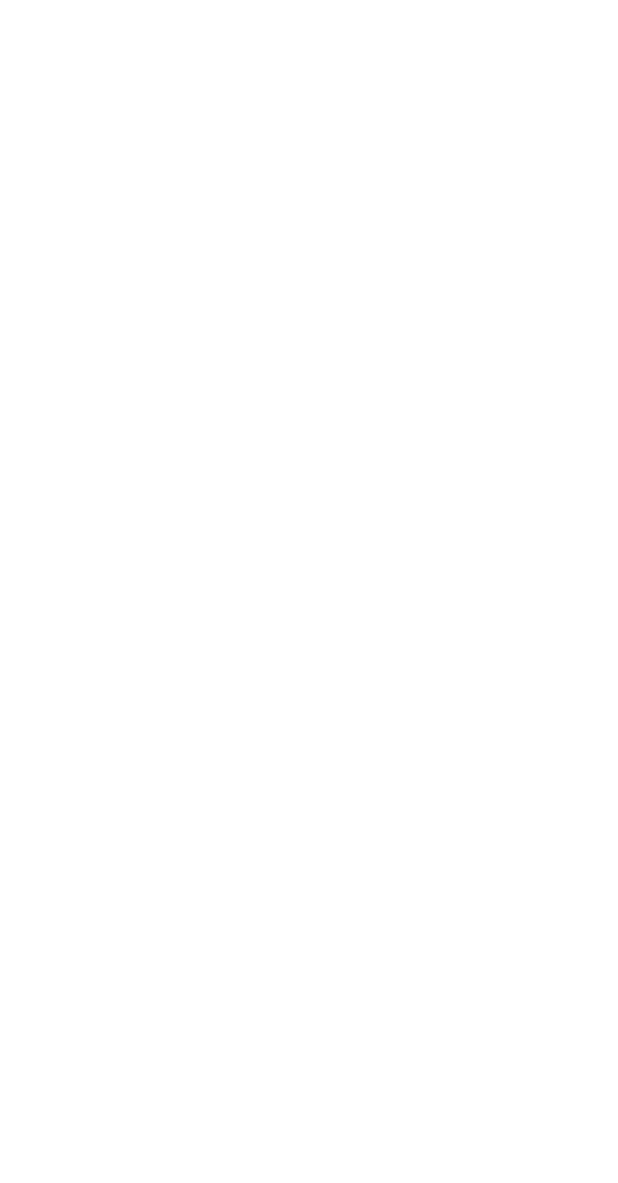
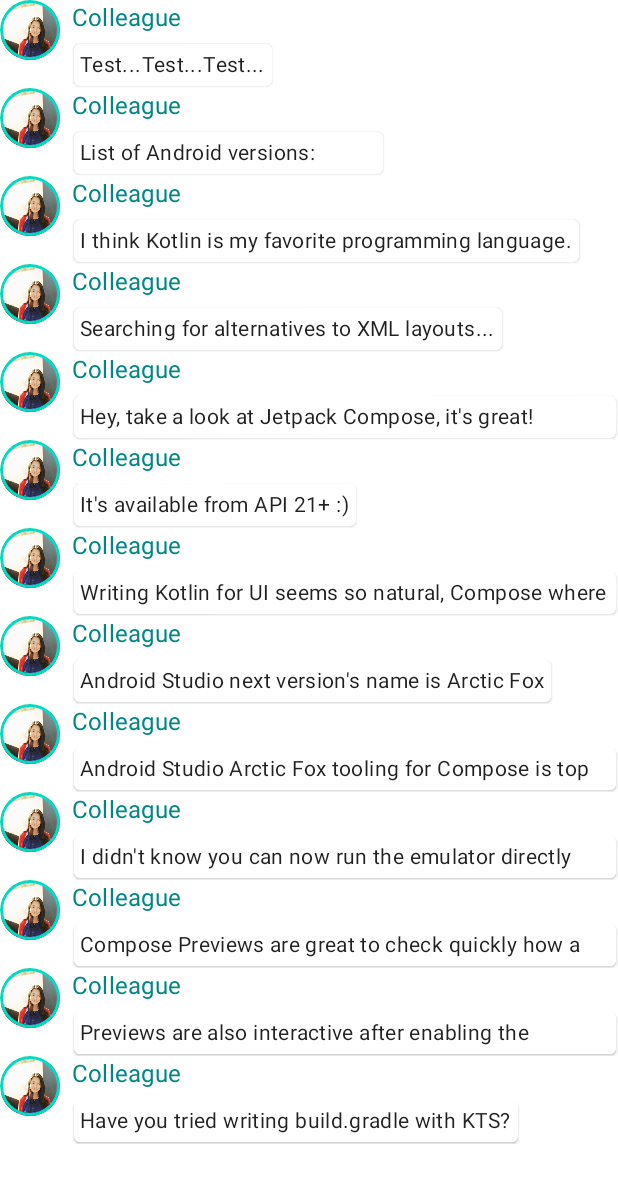
Before and after one commit to bugaliaa/MyRecipe, an Android app built with Jetpack Compose: the screen it shows after launch (MainActivity), on a phone screen of 412 x 824 dp. Before the commit the part shown is empty. Shown: the top 1183 px of the screen. Run offline under Robolectric (Android 15) with nearby library versions, the phone set to English and light mode, and no system bars.

Commit message:
Compose Example 1

```diff
--- a/app/src/main/java/com/example/myrecipe/MainActivity.kt
+++ b/app/src/main/java/com/example/myrecipe/MainActivity.kt
@@ -1,20 +1,116 @@
 package com.example.myrecipe
 
+import android.content.res.Configuration
 import android.os.Bundle
+import android.view.Surface
 import androidx.activity.ComponentActivity
 import androidx.activity.compose.setContent
+import androidx.compose.animation.animateColorAsState
+import androidx.compose.animation.animateContentSize
+import androidx.compose.foundation.Image
+import androidx.compose.foundation.border
+import androidx.compose.foundation.clickable
+import androidx.compose.foundation.layout.*
+import androidx.compose.foundation.lazy.LazyColumn
+import androidx.compose.foundation.lazy.items
+import androidx.compose.foundation.shape.CircleShape
 import androidx.compose.material.MaterialTheme
 import androidx.compose.material.Surface
 import androidx.compose.material.Text
-import androidx.compose.runtime.Composable
+import androidx.compose.runtime.*
+import androidx.compose.ui.Modifier
+import androidx.compose.ui.draw.clip
+import androidx.compose.ui.graphics.Color
+import androidx.compose.ui.res.painterResource
 import androidx.compose.ui.tooling.preview.Preview
+import androidx.compose.ui.unit.dp
 import com.example.myrecipe.ui.theme.MyRecipeTheme
 
 class MainActivity : ComponentActivity() {
     override fun onCreate(savedInstanceState: Bundle?) {
         super.onCreate(savedInstanceState)
         setContent {
-
+            MyRecipeTheme() {
+                Conversation(messages = SampleData.conversationSample)
+            }
         }
     }
 }
+
+data class Message(val author: String, val body: String)
+
+@Composable
+fun MessageCard(msg: Message){
+    Row {
+        Image(
+            painter = painterResource(id = R.drawable.profile_picture),
+            contentDescription = "Profile Picture",
+            modifier = Modifier
+                .size(40.dp)
+                .clip(CircleShape)
+                .border(1.5.dp, MaterialTheme.colors.secondary, CircleShape))
+        Spacer(
+            modifier = Modifier.width(8.dp)
+        )
+        var isExpanded by remember { mutableStateOf(false) }
+        val surfaceColor : Color by animateColorAsState(
+            if (isExpanded) MaterialTheme.colors.primary else MaterialTheme.colors.surface,
+        )
+        Column(
+            modifier = Modifier.clickable { isExpanded = !isExpanded }
+        ) {
+            Text(
+                text = msg.author,
+                color = MaterialTheme.colors.secondaryVariant,
+                style = MaterialTheme.typography.subtitle1
+            )
+            Spacer(modifier = Modifier.height(4.dp))
+            Surface(
+                shape = MaterialTheme.shapes.medium,
+                elevation = 1.dp,
+                color = surfaceColor    ,
+                modifier = Modifier.animateContentSize().padding(1.dp)
+            ) {
+                Text(
+                    text = msg.body,
+                    modifier = Modifier.padding(all = 4.dp),
+                    maxLines = if (isExpanded) Int.MAX_VALUE else 1,
+                    style = MaterialTheme.typography.body2
+                )
+            }
+        }
+    }
+}
+
+@Preview(name = "Light Mode")
+@Preview(
+    uiMode = Configuration.UI_MODE_NIGHT_YES,
+    showBackground = true,
+    name = "Dark Mode"
+)
+
+@Composable
+fun PreviewMessageCard(){
+    MyRecipeTheme {
+        MessageCard(
+            msg = Message("Sheena", "Pachinko")
+        )
+    }
+}
+
+@Composable
+fun Conversation(messages: List<Message>){
+    LazyColumn{
+        items(messages){message ->
+            MessageCard(message)
+        }
+    }
+}
+
+@Preview
+@Composable
+fun PreviewConversation(){
+    MyRecipeTheme {
+        Conversation(messages = SampleData.conversationSample)
+    }
+}
--- /dev/null
+++ b/app/src/main/java/com/example/myrecipe/SampleData.kt
@@ -0,0 +1,71 @@
+package com.example.myrecipe
+
+object SampleData {
+    val conversationSample = listOf(
+        Message(
+            "Colleague",
+            "Test...Test...Test..."
+        ),
+        Message(
+            "Colleague",
+            "List of Android versions:\n" +
+                    "Android KitKat (API 19)\n" +
+                    "Android Lollipop (API 21)\n" +
+                    "Android Marshmallow (API 23)\n" +
+                    "Android Nougat (API 24)\n" +
+                    "Android Oreo (API 26)\n" +
+                    "Android Pie (API 28)\n" +
+                    "Android 10 (API 29)\n" +
+                    "Android 11 (API 30)\n" +
+                    "Android 12 (API 31)\n"
+        ),
+        Message(
+            "Colleague",
+            "I think Kotlin is my favorite programming language.\n" +
+                    "It's so much fun!"
+        ),
+        Message(
+            "Colleague",
+            "Searching for alternatives to XML layouts..."
+        ),
+        Message(
+            "Colleague",
+            "Hey, take a look at Jetpack Compose, it's great!\n" +
+                    "It's the Android's modern toolkit for building native UI." +
+                    "It simplifies and accelerates UI development on Android." +
+                    "Less code, powerful tools, and intuitive Kotlin APIs :)"
+        ),
+        Message(
+            "Colleague",
+            "It's available from API 21+ :)"
+        ),
+        Message(
+            "Colleague",
+            "Writing Kotlin for UI seems so natural, Compose where have you been all my life?"
+        ),
+        Message(
+            "Colleague",
+            "Android Studio next version's name is Arctic Fox"
+        ),
+        Message(
+            "Colleague",
+            "Android Studio Arctic Fox tooling for Compose is top notch ^_^"
+        ),
+        Message(
+            "Colleague",
+            "I didn't know you can now run the emulator directly from Android Studio"
+        ),
+        Message(
+            "Colleague",
+            "Compose Previews are great to check quickly how a composable layout looks like"
+        ),
+        Message(
+            "Colleague",
+            "Previews are also interactive after enabling the experimental setting"
+        ),
+        Message(
+            "Colleague",
+            "Have you tried writing build.gradle with KTS?"
+        ),
+    )
+}
```
Also changed, not shown: app/src/main/res/drawable/profile_picture.png (added).
